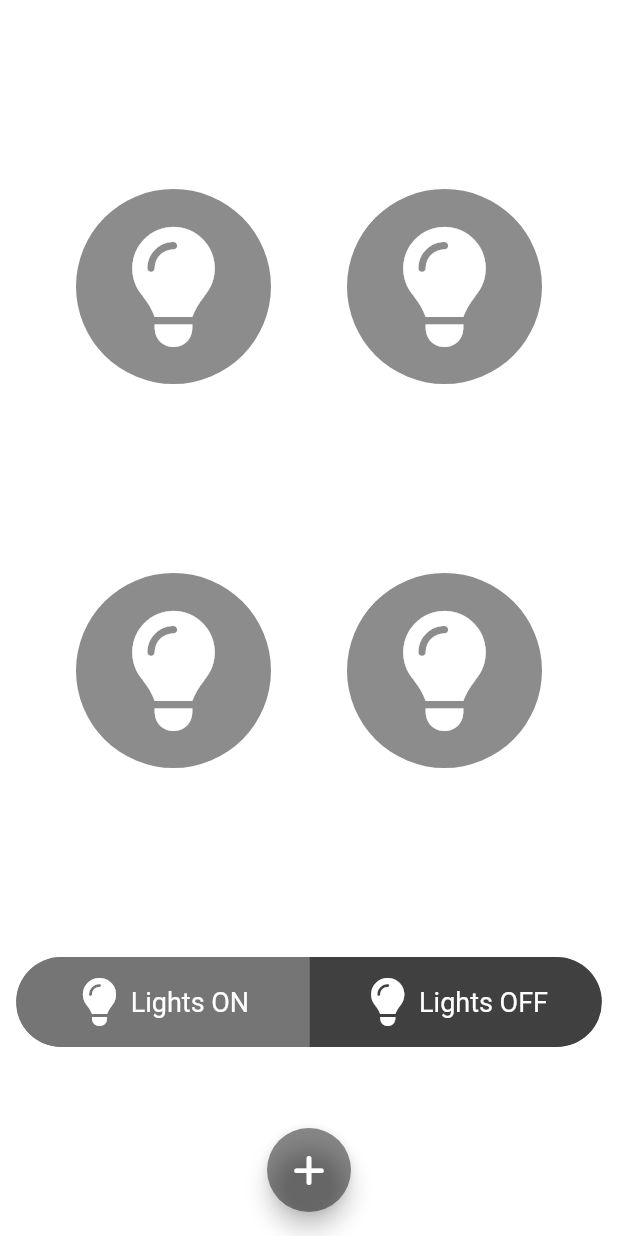
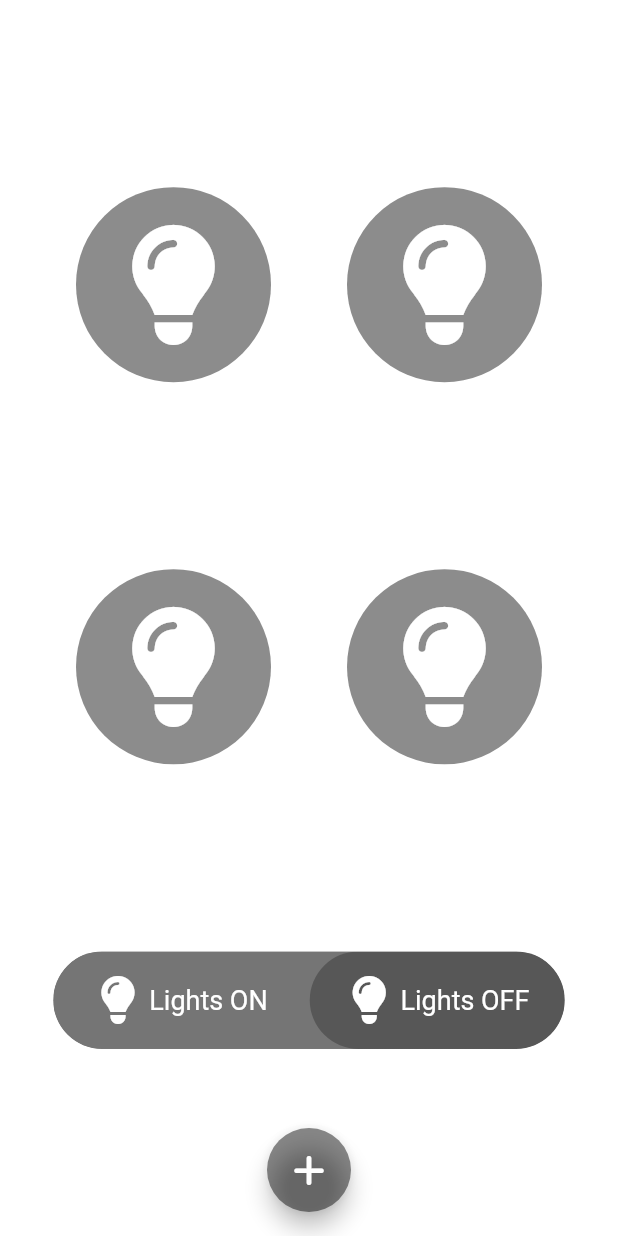
Before and after one commit to R3WorkZ/SmartHome, a Flutter app: the screen it shows after launch, on a phone screen of 412 x 824 dp. Run offline on Flutter 3.47's test engine with Material 2 defaults, Android fonts, the phone set to English and light mode, and no system bars; drawn by our look-alikes of toggle_switch; our stand-ins replace firebase_core, firebase_database, font_awesome_flutter, get; missing offline and left inert: esptouch_flutter; accounts and stored records are empty.

```diff
--- a/lib/pages/home.dart
+++ b/lib/pages/home.dart
@@ -6,8 +6,8 @@ import 'package:firebase_database/firebase_database.dart';
 import 'package:font_awesome_flutter/font_awesome_flutter.dart';
 
 import 'connection_page.dart';
+import '../utils/private.dart';
 import '../utils/constants.dart';
-import '../utils/private.dart';
 import '../helpers/lights_db_help.dart';
 
 class HomePage extends StatefulWidget {
@@ -23,9 +23,21 @@ class _HomePageState extends State<HomePage> {
   final List<bool> _isSelected = [true, false];
 
   final _selectedIndex = 1.obs;
+  final _myAnimationDuration = const Duration(milliseconds: 300);
 
   checkLights() async {
     await _lights.getLights();
+    if (_lights.light1.value == true &&
+        _lights.light2.value == true &&
+        _lights.light3.value == true &&
+        _lights.light4.value == true) {
+      _selectedIndex.value = 0;
+    } else {
+      _selectedIndex.value = 1;
+    }
+  }
+
+  isLightsON() async {
     if (_lights.light1.value == true &&
         _lights.light2.value == true &&
         _lights.light3.value == true &&
@@ -44,16 +56,17 @@ class _HomePageState extends State<HomePage> {
 
   @override
   Widget build(BuildContext context) {
+    isLightsON();
     return Scaffold(
       backgroundColor: colorWhite,
       // appBar: AppBar(
       //   centerTitle: true,
-      //   backgroundColor: r3colorWhite,
+      //   backgroundColor: colorWhite,
       //   elevation: 0,
-      // title: const Text(
-      //   'R3HOME',
-      //   style: TextStyle(color: r3PrimaryColor, fontSize: 42),
-      // ),
+      //   title: const Text(
+      //     'R3HOME',
+      //     style: TextStyle(color: myPrimaryColor, fontSize: 42),
+      //   ),
       // ),
       body: FutureBuilder(
           future: FirebaseDatabase.instance.ref('myHome').get(),
@@ -66,7 +79,10 @@ class _HomePageState extends State<HomePage> {
                     Row(
                       mainAxisAlignment: MainAxisAlignment.spaceEvenly,
                       children: [
-                        Container(
+                        //* Switch 2
+                        AnimatedContainer(
+                          duration: _myAnimationDuration,
+                          curve: Curves.easeIn,
                           decoration: BoxDecoration(
                             borderRadius: BorderRadius.circular(100),
                             color: _lights.light2.value
@@ -80,12 +96,23 @@ class _HomePageState extends State<HomePage> {
                             ),
                             iconSize: 80,
                             color: colorWhite,
+                            splashColor: _lights.light2.value
+                                ? myPrimaryColor
+                                : Colors.black26,
+                            highlightColor: _lights.light2.value
+                                ? myPrimaryLightColor
+                                : colorGrey,
                             onPressed: () async {
-                              _lights.setLight2(!_lights.light2.value);
+                              _lights
+                                  .setLight2(!_lights.light2.value)
+                                  .then((_) => {isLightsON()});
                             },
                           ),
                         ),
-                        Container(
+                        //* Switch 1
+                        AnimatedContainer(
+                          duration: _myAnimationDuration,
+                          curve: Curves.easeIn,
                           decoration: BoxDecoration(
                             borderRadius: BorderRadius.circular(100),
                             color: _lights.light1.value
@@ -99,8 +126,16 @@ class _HomePageState extends State<HomePage> {
                             ),
                             iconSize: 80,
                             color: colorWhite,
+                            splashColor: _lights.light1.value
+                                ? myPrimaryColor
+                                : Colors.black26,
+                            highlightColor: _lights.light1.value
+                                ? myPrimaryLightColor
+                                : colorGrey,
                             onPressed: () {
-                              _lights.setLight1(!_lights.light1.value);
+                              _lights
+                                  .setLight1(!_lights.light1.value)
+                                  .then((_) => {isLightsON()});
                             },
                           ),
                         ),
@@ -109,7 +144,10 @@ class _HomePageState extends State<HomePage> {
                     Row(
                       mainAxisAlignment: MainAxisAlignment.spaceEvenly,
                       children: [
-                        Container(
+                        //* Switch 4
+                        AnimatedContainer(
+                          duration: _myAnimationDuration,
+                          curve: Curves.easeIn,
                           decoration: BoxDecoration(
                             borderRadius: BorderRadius.circular(100),
                             color: _lights.light4.value
@@ -123,12 +161,23 @@ class _HomePageState extends State<HomePage> {
                             ),
                             iconSize: 80,
                             color: colorWhite,
+                            splashColor: _lights.light4.value
+                                ? myPrimaryColor
+                                : Colors.black26,
+                            highlightColor: _lights.light4.value
+                                ? myPrimaryLightColor
+                                : colorGrey,
                             onPressed: () async {
-                              _lights.setLight4(!_lights.light4.value);
+                              _lights
+                                  .setLight4(!_lights.light4.value)
+                                  .then((_) => {isLightsON()});
                             },
                           ),
                         ),
-                        Container(
+                        //* Switch 3
+                        AnimatedContainer(
+                          duration: _myAnimationDuration,
+                          curve: Curves.easeIn,
                           decoration: BoxDecoration(
                             borderRadius: BorderRadius.circular(100),
                             color: _lights.light3.value
@@ -142,22 +191,33 @@ class _HomePageState extends State<HomePage> {
                             ),
                             iconSize: 80,
                             color: colorWhite,
+                            splashColor: _lights.light3.value
+                                ? myPrimaryColor
+                                : Colors.black26,
+                            highlightColor: _lights.light3.value
+                                ? myPrimaryLightColor
+                                : colorGrey,
                             onPressed: () {
-                              _lights.setLight3(!_lights.light3.value);
+                              _lights
+                                  .setLight3(!_lights.light3.value)
+                                  .then((_) => {isLightsON()});
                             },
                           ),
                         ),
                       ],
                     ),
-                    //? All Switches
+                    //* Switch Mains
                     ToggleSwitch(
-                      minHeight: 60,
-                      minWidth: 250.0,
+                      minHeight: 65,
+                      minWidth: 170.0,
                       cornerRadius: 50.0,
                       totalSwitches: 2,
                       fontSize: 18,
                       iconSize: 32,
                       activeFgColor: colorWhite,
+                      animate: true,
+                      animationDuration: 300,
+                      radiusStyle: true,
                       inactiveBgColor: colorGrey,
                       inactiveFgColor: colorWhite,
                       initialLabelIndex: _selectedIndex.value,
@@ -168,7 +228,7 @@ class _HomePageState extends State<HomePage> {
                       ],
                       activeBgColors: const [
                         [myPrimaryColor],
-                        [Colors.black45]
+                        [Colors.black26]
                       ],
                       onToggle: (index) {
                         if (index == 0) {
@@ -193,18 +253,27 @@ class _HomePageState extends State<HomePage> {
                 children: const [
                   SizedBox(width: double.maxFinite),
                   CircularProgressIndicator(),
+                  SizedBox(height: 15),
+                  Text('Retrieving Data...', style: TextStyle(fontSize: 16)),
                   SizedBox(height: 5),
-                  Text('Retrieving Data...\n\tPlease Wait!!!')
+                  Text('Please Wait!!!', style: TextStyle(fontSize: 14))
                 ],
               );
             }
             if (snapshot.hasError) {
               return Center(
-                child: Text('Something Went Wrong! \n${snapshot.error}'),
+                child: Text('Something Went Wrong! \n${snapshot.error}',
+                    style: const TextStyle(fontSize: 16)),
+              );
+            } else {
+              return const Center(
+                child: Text(
+                    'Something Went Wrong! \nCheck your Network connection & Try Reloading...',
+                    style: TextStyle(fontSize: 16)),
               );
             }
-            return const CircularProgressIndicator();
           }),
+      //* Connct to Wifi Button
       floatingActionButtonLocation: FloatingActionButtonLocation.centerFloat,
       floatingActionButton: Obx(() => FloatingActionButton(
             onPressed: connectWifi,
@@ -219,6 +288,7 @@ class _HomePageState extends State<HomePage> {
     );
   }
 
+  //* Connct to Wifi Func
   connectWifi() {
     final GlobalKey<FormState> formKey = GlobalKey<FormState>();
 
```
Also changed, not shown: 1 other file.
